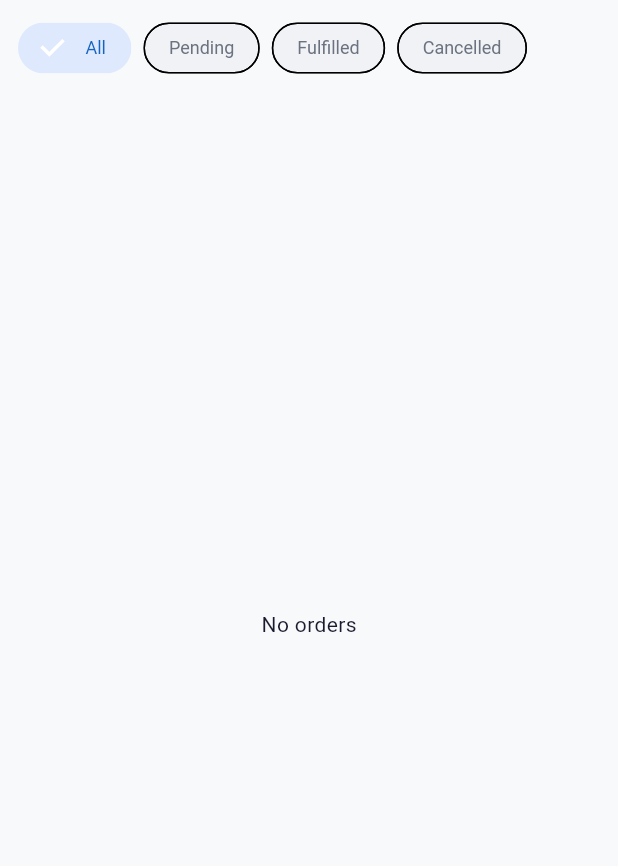
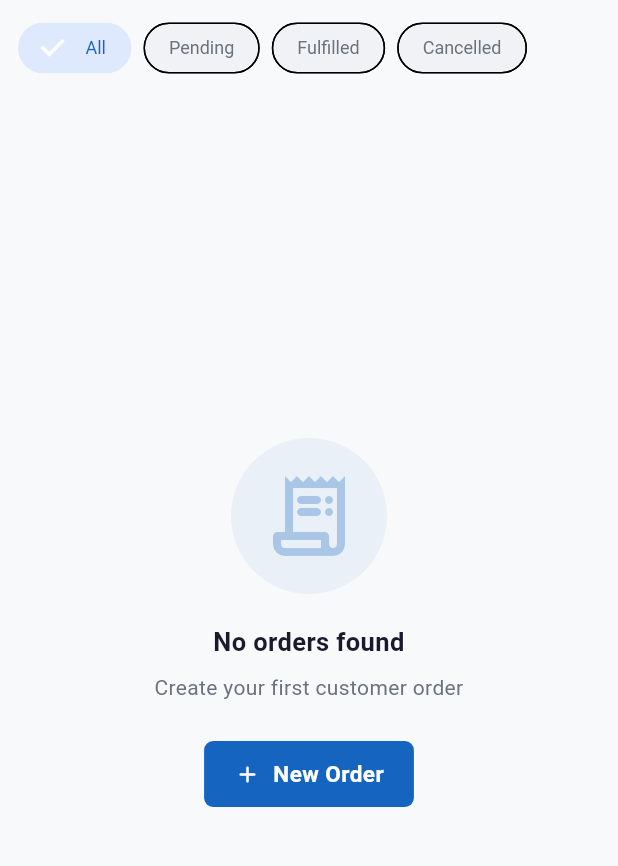
Before and after one commit to founder-kindigi/MediOS, a Flutter app: the OrderListScreen screen opened by its route, on a phone screen of 412 x 824 dp, the part 84-950 px from its top. Run offline on Flutter 3.47's test engine with Material 3 defaults, Android fonts, the phone set to English and light mode, and no system bars; our stand-ins replace file_picker, fl_chart, flutter_local_notifications, local_auth, pdf, printing and 5 more; missing offline and left inert: mobile_scanner; accounts and stored records are empty.

Commit message:
UI/UX: screen polish pass - shimmer + empty states on all list screens
- Updated Suppliers, Customers, Purchase Orders, Prescriptions, Orders,
  Stores, and Returns screens with ShimmerList loading placeholders
- Replaced plain text empty states with EmptyStateWidget (contextual icon,
  title, subtitle, optional action button per screen)
- Contextual empty messaging for search/filter states vs first-time states
- Consistent pattern across all 7 list screens

```diff
--- a/lib/features/customers/screens/customers_screen.dart
+++ b/lib/features/customers/screens/customers_screen.dart
@@ -4,6 +4,8 @@ import '../services/customer_service.dart';
 import '../../../core/constants/app_colors.dart';
 import '../../../core/widgets/app_drawer.dart';
 import '../../../core/widgets/search_bar_widget.dart';
+import '../../../core/widgets/shimmer_skeleton.dart';
+import '../../../core/widgets/empty_state_widget.dart';
 import '../../../models/customer_model.dart';
 import '../../../routes/app_router.dart';
 
@@ -57,9 +59,17 @@ class _CustomersScreenState extends State<CustomersScreen> {
           ),
           Expanded(
             child: customerService.isLoading
-                ? const Center(child: CircularProgressIndicator())
+                ? const ShimmerList()
                 : customers.isEmpty
-                    ? const Center(child: Text('No customers found'))
+                    ? EmptyStateWidget(
+                        icon: Icons.people_rounded,
+                        title: 'No customers found',
+                        subtitle: _searchController.text.isNotEmpty
+                            ? 'No results for "${_searchController.text}"'
+                            : 'Add your first customer',
+                        actionLabel: _searchController.text.isNotEmpty ? null : 'Add Customer',
+                        onAction: _searchController.text.isNotEmpty ? null : () => _showCustomerForm(),
+                      )
                     : RefreshIndicator(
                         onRefresh: () => customerService.loadCustomers(),
                         child: ListView.builder(
--- a/lib/features/orders/screens/order_list_screen.dart
+++ b/lib/features/orders/screens/order_list_screen.dart
@@ -4,6 +4,8 @@ import '../services/order_service.dart';
 import '../../../core/constants/app_colors.dart';
 import '../../../core/utils/helpers.dart';
 import '../../../core/widgets/app_drawer.dart';
+import '../../../core/widgets/shimmer_skeleton.dart';
+import '../../../core/widgets/empty_state_widget.dart';
 import '../../../models/customer_order_model.dart';
 
 class OrderListScreen extends StatefulWidget {
@@ -59,9 +61,15 @@ class _OrderListScreenState extends State<OrderListScreen> {
           ),
           Expanded(
             child: service.isLoading
-                ? const Center(child: CircularProgressIndicator())
+                ? const ShimmerList()
                 : filtered.isEmpty
-                    ? const Center(child: Text('No orders'))
+                    ? EmptyStateWidget(
+                        icon: Icons.receipt_long_rounded,
+                        title: 'No orders found',
+                        subtitle: _filter != 'all' ? 'No orders with status "$_filter"' : 'Create your first customer order',
+                        actionLabel: _filter != 'all' ? null : 'New Order',
+                        onAction: _filter != 'all' ? null : () => Navigator.pushNamed(context, '/orders/new'),
+                      )
                     : ListView.builder(
                         padding: const EdgeInsets.all(8),
                         itemCount: filtered.length,
--- a/lib/features/prescriptions/screens/prescription_list_screen.dart
+++ b/lib/features/prescriptions/screens/prescription_list_screen.dart
@@ -3,6 +3,8 @@ import 'package:provider/provider.dart';
 import '../services/prescription_service.dart';
 import '../../../core/constants/app_colors.dart';
 import '../../../core/widgets/app_drawer.dart';
+import '../../../core/widgets/shimmer_skeleton.dart';
+import '../../../core/widgets/empty_state_widget.dart';
 import '../../../routes/app_router.dart';
 import '../../../models/prescription_model.dart';
 
@@ -62,9 +64,15 @@ class _PrescriptionListScreenState extends State<PrescriptionListScreen> {
           ),
           Expanded(
             child: service.isLoading
-                ? const Center(child: CircularProgressIndicator())
+                ? const ShimmerList()
                 : filtered.isEmpty
-                    ? const Center(child: Text('No prescriptions found'))
+                    ? EmptyStateWidget(
+                        icon: Icons.description_rounded,
+                        title: 'No prescriptions found',
+                        subtitle: _filter != 'all' ? 'No prescriptions with status "$_filter"' : 'Create your first prescription',
+                        actionLabel: _filter != 'all' ? null : 'New Prescription',
+                        onAction: _filter != 'all' ? null : () => Navigator.pushNamed(context, '/prescriptions/new'),
+                      )
                     : ListView.builder(
                         padding: const EdgeInsets.all(8),
                         itemCount: filtered.length,
```
Also changed, not shown: lib/features/purchase_orders/screens/purchase_orders_screen.dart (+10 -2 lines), lib/features/returns/screens/returns_history_screen.dart (+8 -2 lines), lib/features/stores/screens/store_list_screen.dart (+10 -2 lines), lib/features/suppliers/screens/suppliers_screen.dart (+12 -2 lines), 1 other file.
